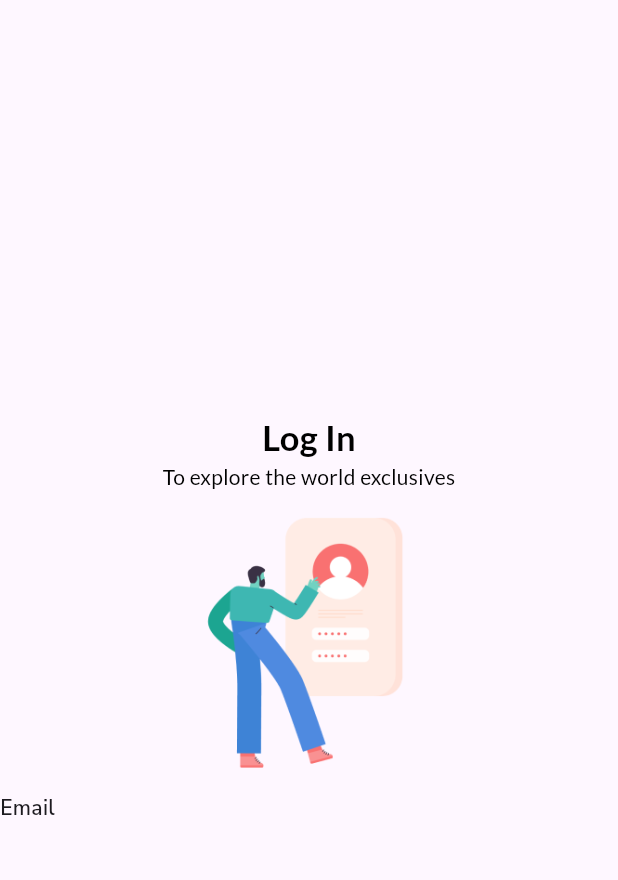
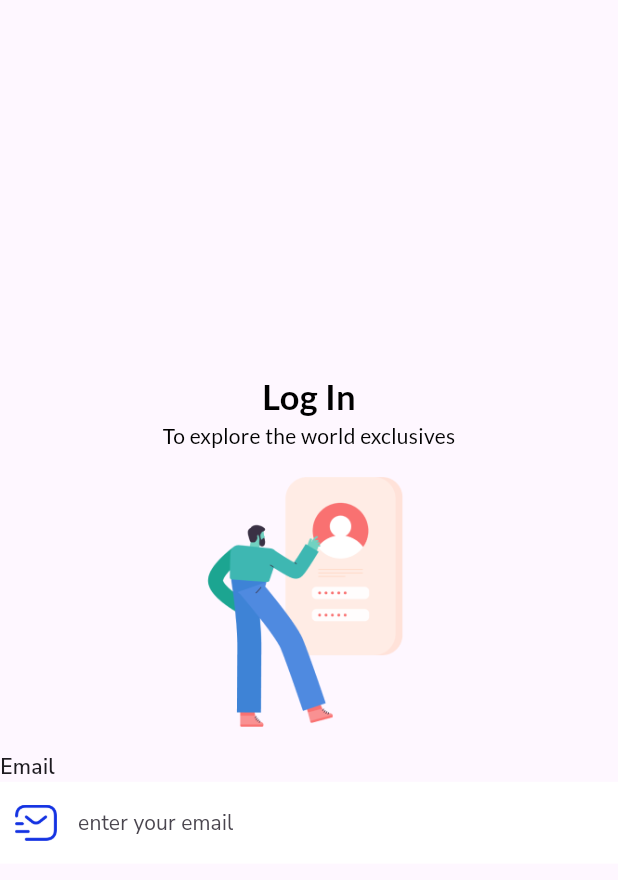
Before and after one commit to adogbeji/FlutterShopApp, a Flutter app: the screen it shows after launch, on a phone screen of 412 x 824 dp. Shown: the top 880 px of the screen. Run offline on Flutter 3.47's test engine with Material 3 defaults, Android fonts, the phone set to English and light mode, and no system bars; our stand-ins replace google_fonts.

Commit message:
Create email input field in login screen

```diff
--- a/lib/views/screens/auth_screens/login_screen.dart
+++ b/lib/views/screens/auth_screens/login_screen.dart
@@ -46,6 +46,31 @@ class LoginScreen extends StatelessWidget {
                 ),
               ),
             ),
+            TextFormField(
+              decoration: InputDecoration(
+                fillColor: Colors.white,
+                filled: true,
+                border: OutlineInputBorder(
+                  borderRadius: BorderRadius.circular(9),
+                ),
+                focusedBorder: InputBorder.none,
+                enabledBorder: InputBorder.none,
+                labelText: 'enter your email',
+                labelStyle: GoogleFonts.getFont(
+                  'Nunito Sans',
+                  fontSize: 14,
+                  letterSpacing: 0.1,
+                ),
+                prefixIcon: Padding(
+                  padding: const EdgeInsets.all(10.0),
+                  child: Image.asset(
+                    'assets/icons/email.png',
+                    width: 20,
+                    height: 20,
+                  ),
+                ),
+              ),
+            ),
           ],
         ),
       ),
```
